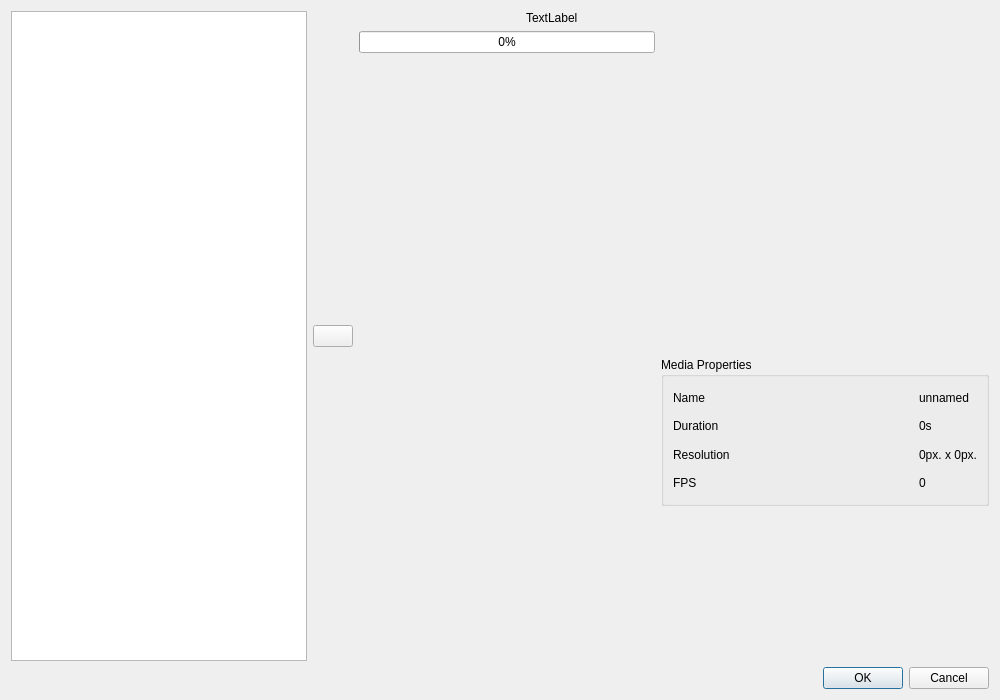
luyikei/VLMC, file src/Gui/import/ui/ImportController.ui: the form before one commit.
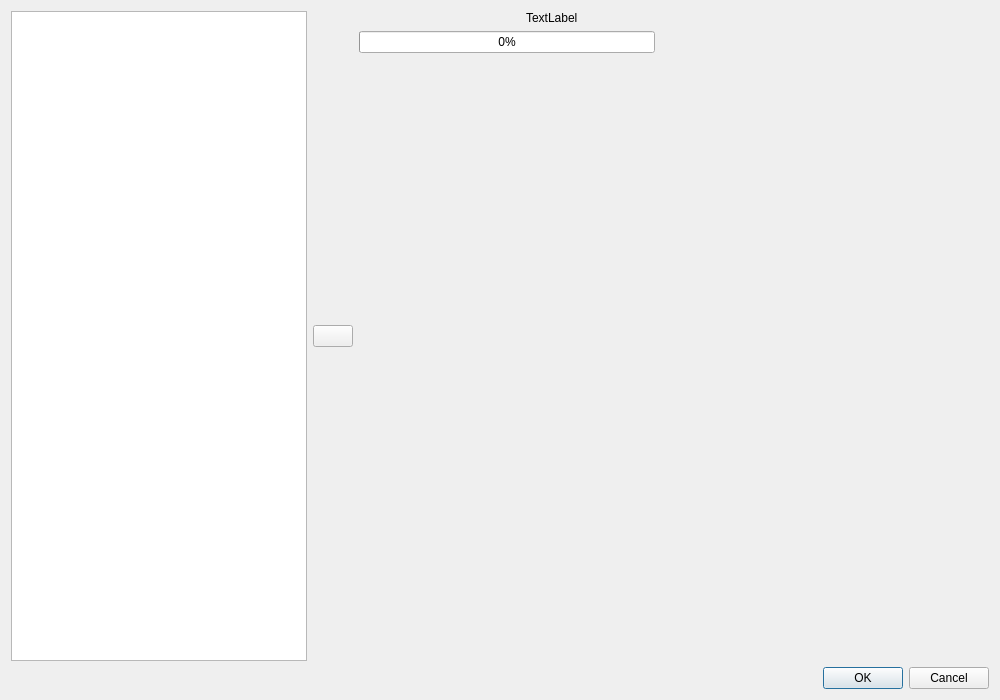
The form after the commit. Icons and pictures are not drawn.

Commit message: ImportController: Now using the new ClipMetadataDisplayer

What changed in the file:
```diff
--- a/src/Gui/import/ui/ImportController.ui
+++ b/src/Gui/import/ui/ImportController.ui
@@ -127,87 +127,7 @@
           </widget>
          </item>
          <item>
-          <widget class="QGroupBox" name="groupBox">
-           <property name="title">
-            <string>Media Properties</string>
-           </property>
-           <layout class="QGridLayout" name="gridLayout">
-            <item row="0" column="0">
-             <widget class="QLabel" name="nameLabel">
-              <property name="text">
-               <string>Name</string>
-              </property>
-             </widget>
-            </item>
-            <item row="0" column="1">
-             <widget class="QLabel" name="nameValueLabel">
-              <property name="text">
-               <string>unnamed</string>
-              </property>
-             </widget>
-            </item>
-            <item row="1" column="0">
-             <widget class="QLabel" name="durationLabel">
-              <property name="text">
-               <string>Duration</string>
-              </property>
-             </widget>
-            </item>
-            <item row="1" column="1">
-             <widget class="QLabel" name="durationValueLabel">
-              <property name="text">
-               <string>0s</string>
-              </property>
-             </widget>
-            </item>
-            <item row="2" column="0">
-             <widget class="QLabel" name="resolutionLabel">
-              <property name="sizePolicy">
-               <sizepolicy hsizetype="Expanding" vsizetype="Preferred">
-                <horstretch>0</horstretch>
-                <verstretch>0</verstretch>
-               </sizepolicy>
-              </property>
-              <property name="text">
-               <string>Resolution</string>
-              </property>
-             </widget>
-            </item>
-            <item row="2" column="1">
-             <widget class="QLabel" name="resolutionValueLabel">
-              <property name="sizePolicy">
-               <sizepolicy hsizetype="Maximum" vsizetype="Minimum">
-                <horstretch>0</horstretch>
-                <verstretch>0</verstretch>
-               </sizepolicy>
-              </property>
-              <property name="text">
-               <string>0px. x 0px.</string>
-              </property>
-             </widget>
-            </item>
-            <item row="3" column="0">
-             <widget class="QLabel" name="fpsLabel">
-              <property name="sizePolicy">
-               <sizepolicy hsizetype="Expanding" vsizetype="Preferred">
-                <horstretch>0</horstretch>
-                <verstretch>0</verstretch>
-               </sizepolicy>
-              </property>
-              <property name="text">
-               <string>FPS</string>
-              </property>
-             </widget>
-            </item>
-            <item row="3" column="1">
-             <widget class="QLabel" name="fpsValueLabel">
-              <property name="text">
-               <string>0</string>
-              </property>
-             </widget>
-            </item>
-           </layout>
-          </widget>
+          <widget class="QWidget" name="metadataContainer" native="true"/>
          </item>
          <item>
           <widget class="QWidget" name="tagContainer" native="true"/>
```
Left out of the diff: 12 changed lines with no effect on the pictures. The commit also changes 2 other files.
